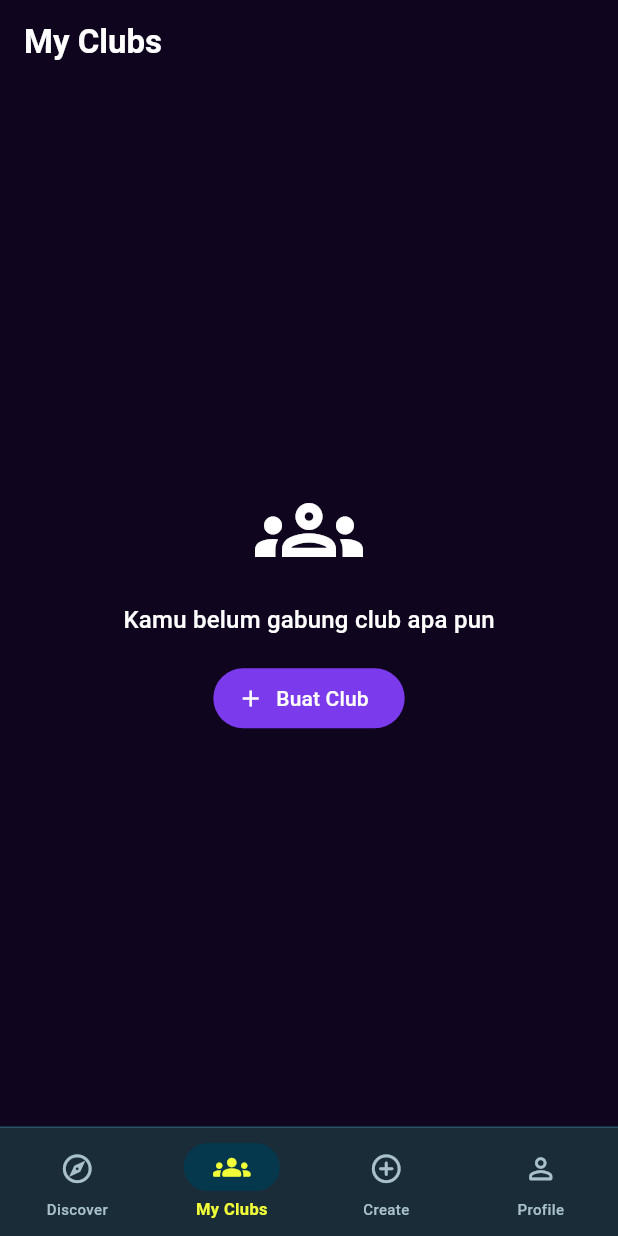
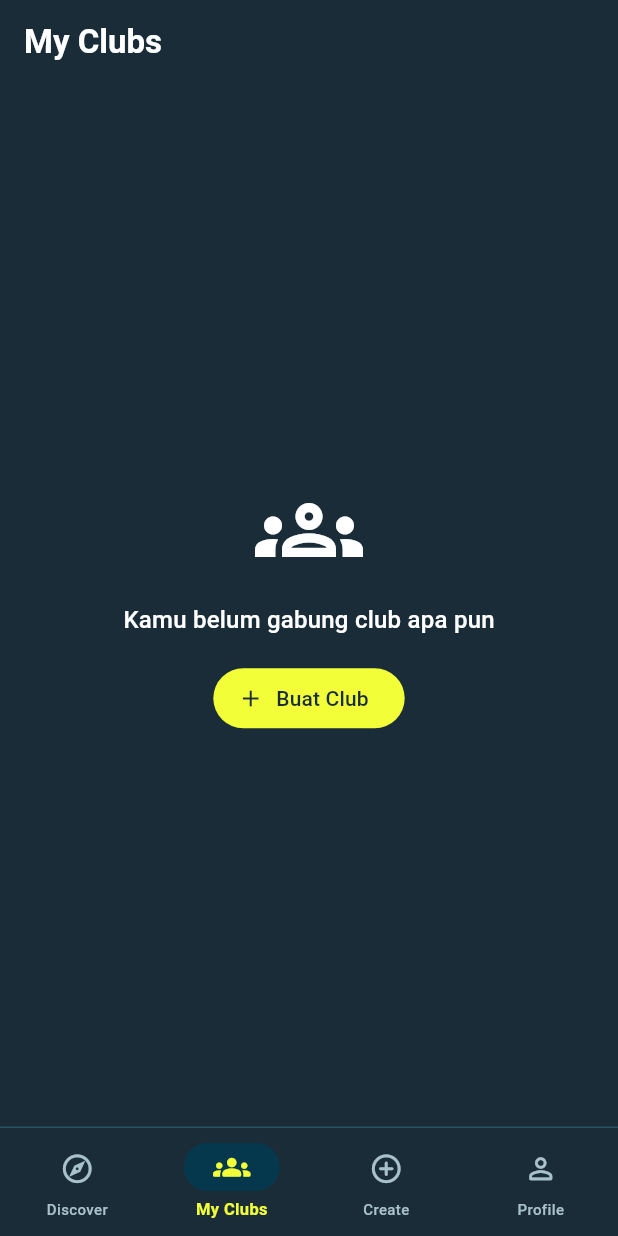
Before and after one commit to vaibhav0629/seek, a Flutter app: the screen it shows after launch, item 2 of the bottom bar chosen, on a phone screen of 412 x 824 dp. Run offline on Flutter 3.47's test engine with Material 3 defaults, Android fonts, the phone set to English and light mode, and no system bars; our stand-ins replace cloud_firestore, firebase_auth, firebase_core, flutter_riverpod, go_router; accounts and stored records are empty.

Commit message:
Update SEEK theme and bottom navigation colors

```diff
--- a/lib/app/shell/main_shell.dart
+++ b/lib/app/shell/main_shell.dart
@@ -20,6 +20,7 @@ class MainShell extends StatelessWidget {
   @override
   Widget build(BuildContext context) {
     return Scaffold(
+      backgroundColor: background,
       body: navigationShell,
       bottomNavigationBar: Container(
         decoration: const BoxDecoration(
@@ -39,7 +40,8 @@ class MainShell extends StatelessWidget {
             elevation: 0,
             labelBehavior:
                 NavigationDestinationLabelBehavior.alwaysShow,
-            iconTheme: WidgetStateProperty.resolveWith<IconThemeData>(
+            iconTheme:
+                WidgetStateProperty.resolveWith<IconThemeData>(
               (states) {
                 if (states.contains(WidgetState.selected)) {
                   return const IconThemeData(
@@ -74,6 +76,10 @@ class MainShell extends StatelessWidget {
             ),
           ),
           child: NavigationBar(
+            backgroundColor: background,
+            indicatorColor: surface,
+            elevation: 0,
+            height: 72,
             selectedIndex: navigationShell.currentIndex,
             onDestinationSelected: (index) {
               navigationShell.goBranch(
--- a/lib/app/theme.dart
+++ b/lib/app/theme.dart
@@ -2,19 +2,19 @@
 import 'package:flutter/material.dart';
 
 class AppTheme {
-  static const Color background = Color(0xFF10051F);
-  static const Color surface = Color(0xFF1D1035);
-  static const Color surface2 = Color(0xFF25163B);
+  static const Color background = Color(0xFF192C38);
+  static const Color surface = Color(0xFF06384D);
+  static const Color surface2 = Color(0xFF11617A);
 
-  static const Color primary = Color(0xFF7C3AED);
-  static const Color accent = Color(0xFFA855F7);
-  static const Color lavender = Color(0xFFC084FC);
+  static const Color primary = Color(0xFFF2FF38);
+  static const Color accent = Color(0xFF11617A);
+  static const Color lavender = Color(0xFFA9C1CA);
 
   static const Color textPrimary = Color(0xFFFFFFFF);
-  static const Color textSecondary = Color(0xFFB8A9CC);
-  static const Color mutedText = Color(0xFF827394);
+  static const Color textSecondary = Color(0xFFA9C1CA);
+  static const Color mutedText = Color(0xFF7895A1);
 
-  static const Color border = Color(0xFF392451);
+  static const Color border = Color(0xFF285365);
   static const Color success = Color(0xFF4ADE80);
   static const Color warning = Color(0xFFFBBF24);
   static const Color error = Color(0xFFFB7185);
@@ -29,7 +29,7 @@ class AppTheme {
         secondary: accent,
         surface: surface,
         error: error,
-        onPrimary: Colors.white,
+        onPrimary: background,
         onSurface: textPrimary,
       ),
       appBarTheme: const AppBarTheme(
@@ -61,7 +61,7 @@ class AppTheme {
       elevatedButtonTheme: ElevatedButtonThemeData(
         style: ElevatedButton.styleFrom(
           backgroundColor: primary,
-          foregroundColor: Colors.white,
+          foregroundColor: background,
           shape: RoundedRectangleBorder(
             borderRadius: BorderRadius.circular(12),
           ),
```
